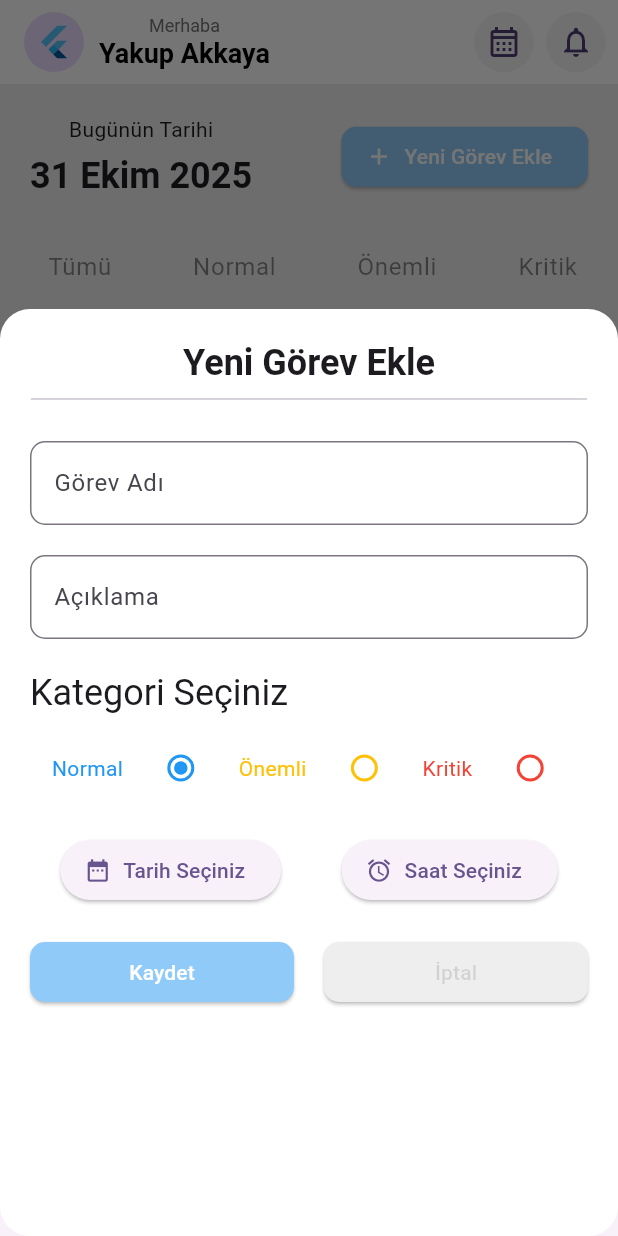
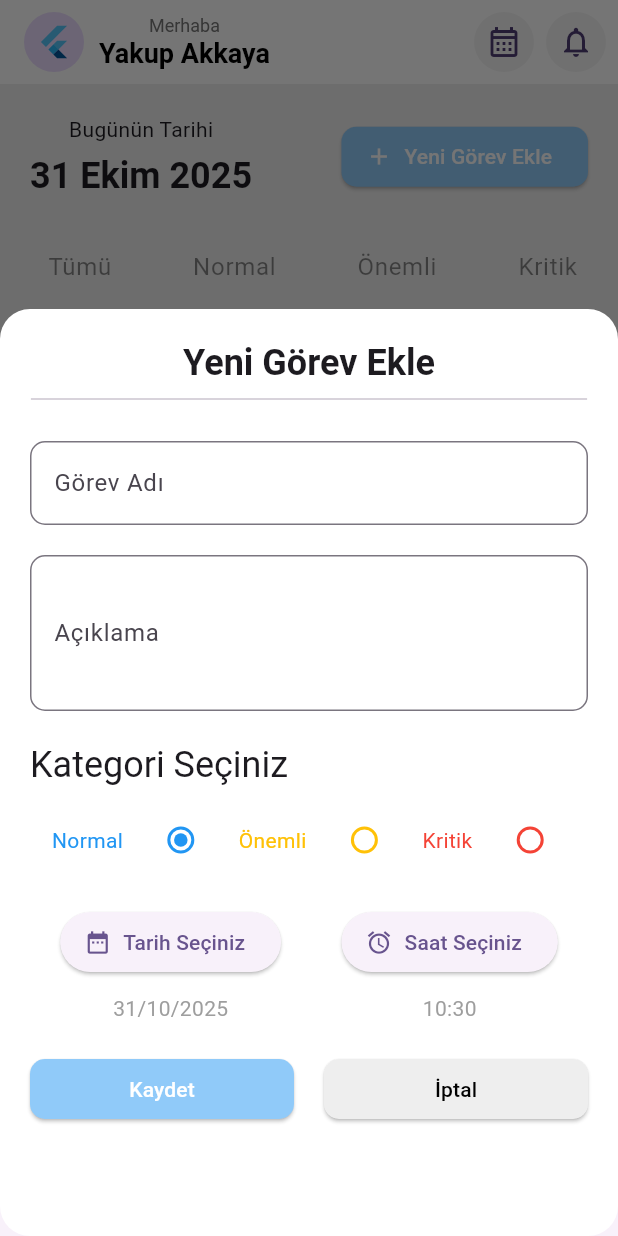
Before and after one commit to ykakkaya/todoapp-riverpod-firebase, a Flutter app: the screen it shows after launch, after a tap on "Yeni Görev Ekle", on a phone screen of 412 x 824 dp. Run offline on Flutter 3.47's test engine with Material 3 defaults, Android fonts, the phone set to English and light mode, and no system bars; our stand-ins replace flutter_datetime_picker_plus, flutter_riverpod, gap.

Commit message:
form_widget_refactor-3

```diff
--- a/lib/utils/project_text.dart
+++ b/lib/utils/project_text.dart
@@ -11,6 +11,7 @@ class ProjectText {
   static final String categorySelect = 'Kategori Seçiniz';
   static final String dateSelect = 'Tarih Seçiniz';
   static final String timeSelect = 'Saat Seçiniz';
+  static final String noDateSelected = 'Tarih Seçilmedi';
 
   static final String savedButton = 'Kaydet';
   static final String cancelButton = 'İptal';
--- a/lib/widgets/form/form_button.dart
+++ b/lib/widgets/form/form_button.dart
@@ -2,9 +2,9 @@
 import 'package:flutter/material.dart';
 
 class FormButton extends StatelessWidget {
-  String buttonText;
-  Color backgroundColor;
-  Color textColor;
+  final String buttonText;
+  final Color backgroundColor;
+  final Color textColor;
   FormButton({
     Key? key,
     required this.buttonText,
--- /dev/null
+++ b/lib/widgets/form/form_datetime_select.dart
@@ -0,0 +1,54 @@
+import 'package:flutter/material.dart';
+import 'package:flutter_datetime_picker_plus/flutter_datetime_picker_plus.dart';
+import 'package:flutter_riverpod/flutter_riverpod.dart';
+import 'package:gap/gap.dart';
+import 'package:intl/intl.dart';
+import 'package:todoapp/providers/taskProviders/task_add_date_provider.dart';
+import 'package:todoapp/utils/project_text.dart';
+
+class FormDateTimeSelect extends ConsumerWidget {
+  const FormDateTimeSelect({
+    super.key,
+  });
+
+  @override
+  Widget build(BuildContext context, WidgetRef ref) {
+    return Row(
+      mainAxisAlignment: MainAxisAlignment.spaceAround,
+      children: [
+        //Tarih Seçici Butonu
+            Column(
+              children: [
+                ElevatedButton.icon(onPressed: (){
+                  DatePicker.showDatePicker(context,
+                  showTitleActions: true,
+                   onConfirm: (date) {
+                    ref.read(taskAddDateProvider.notifier).setDate(date);
+                  },
+                  minTime: DateTime(2020, 1, 1),
+                  currentTime: DateTime.now(),
+                  locale: LocaleType.tr);
+                }, label: Text(ProjectText.dateSelect,), icon: Icon(Icons.date_range)),
+                Gap(10),
+                Text(ref.watch(taskAddDateProvider) == null ? ProjectText.noDateSelected : DateFormat('dd/MM/yyyy').format(ref.watch(taskAddDateProvider)!),style: TextStyle(color: Colors.grey), )
+              ],
+            ),
+        //Saat Seçici Butonu
+           Column(
+             children: [
+               ElevatedButton.icon(onPressed: (){
+                  DatePicker.showTimePicker(context,
+                  showTitleActions: true, onConfirm: (date) {
+                    ref.read(taskAddTimeProvider.notifier).setTime(date);
+                  }, currentTime: DateTime.now(),
+                  locale: LocaleType.tr
+                  );
+               }, label: Text(ProjectText.timeSelect), icon: Icon(Icons.alarm)),
+                Gap(10),
+                  Text(ref.watch(taskAddTimeProvider) == null ? ProjectText.noDateSelected : DateFormat('hh:mm').format(ref.watch(taskAddTimeProvider)!),style: TextStyle(color: Colors.grey), )
+             ],
+           ),
+      ],
+    );
+  }
+}
--- a/lib/widgets/form/form_name_text.dart
+++ b/lib/widgets/form/form_name_text.dart
@@ -1,8 +1,8 @@
 import 'package:flutter/material.dart';
 
 class FormNameText extends StatelessWidget {
-  String title;
-  FormNameText({
+  final String title;
+   FormNameText({
     Key? key,
     required this.title,
   }) : super(key: key);
--- a/lib/widgets/form/task_input.dart
+++ b/lib/widgets/form/task_input.dart
@@ -2,9 +2,9 @@
 import 'package:flutter/material.dart';
 
 class TaskInput extends StatelessWidget {
-  String labelText;
-  String hintText;
-  int maxLine;
+  final String labelText;
+  final String hintText;
+  final int maxLine;
   TaskInput({
     Key? key,
     required this.labelText,
@@ -15,6 +15,7 @@ class TaskInput extends StatelessWidget {
   @override
   Widget build(BuildContext context) {
     return TextFormField(
+      maxLines: maxLine,
       decoration: InputDecoration(
         labelText: labelText,
         hintText: hintText,
--- a/lib/widgets/new_task_form.dart
+++ b/lib/widgets/new_task_form.dart
@@ -4,21 +4,19 @@ import 'package:flutter/material.dart';
 import 'package:flutter_datetime_picker_plus/flutter_datetime_picker_plus.dart';
 import 'package:flutter_riverpod/flutter_riverpod.dart';
 import 'package:gap/gap.dart';
+import 'package:intl/intl.dart';
 import 'package:todoapp/providers/taskProviders/category_radio_provider.dart';
 import 'package:todoapp/providers/taskProviders/task_add_date_provider.dart';
 import 'package:todoapp/utils/category_enum.dart';
 import 'package:todoapp/utils/project_text.dart';
 import 'package:todoapp/widgets/form/category_radio_group.dart';
 import 'package:todoapp/widgets/form/form_button.dart';
+import 'package:todoapp/widgets/form/form_datetime_select.dart';
 import 'package:todoapp/widgets/form/form_name_text.dart';
 import 'package:todoapp/widgets/form/task_input.dart';
 
 class NewTaskForm extends ConsumerWidget {
   const NewTaskForm({super.key});
-
-
-
-
   @override
   Widget build(BuildContext context , WidgetRef ref) {
     return Container(
@@ -54,28 +52,7 @@ class NewTaskForm extends ConsumerWidget {
                     Gap(10),
                     CategoryRadioGroup(),
                     Gap(20),
-                    Row(
-                      mainAxisAlignment: MainAxisAlignment.spaceAround,
-                      children: [
-                        //Tarih Seçici Butonu
-                            ElevatedButton.icon(onPressed: (){
-                              DatePicker.showDatePicker(context,
-                              showTitleActions: true,
-                               onConfirm: (date) {
-                              },
-                              minTime: DateTime(2020, 1, 1),
-                           currentTime: DateTime.now(),
-                            locale: LocaleType.tr);
-                            }, label: Text(ProjectText.dateSelect,), icon: Icon(Icons.date_range)),
-                        //Saat Seçici Butonu
-                           ElevatedButton.icon(onPressed: (){
-                              DatePicker.showTimePicker(context,
-                              showTitleActions: true, onConfirm: (date) {}, currentTime: DateTime.now(),
-                              locale: LocaleType.tr
-                              );
-                           }, label: Text(ProjectText.timeSelect), icon: Icon(Icons.alarm)),
-                      ],
-                    ),
+                    FormDateTimeSelect(),
                     Gap(20),
                     Row(
                       children: [
@@ -84,7 +61,7 @@ class NewTaskForm extends ConsumerWidget {
                         ),
                         Gap(20),
                          Expanded(
-                           child: FormButton(buttonText: ProjectText.cancelButton, backgroundColor: Colors.grey.shade200, textColor: Colors.black12,),
+                           child: FormButton(buttonText: ProjectText.cancelButton, backgroundColor: Colors.grey.shade200, textColor: Colors.black,),
                          ),
                       ],
                     ),
```
Also changed, not shown: lib/providers/taskProviders/task_add_date_provider.dart (+18 -0 lines), lib/utils/project_color.dart (added).
